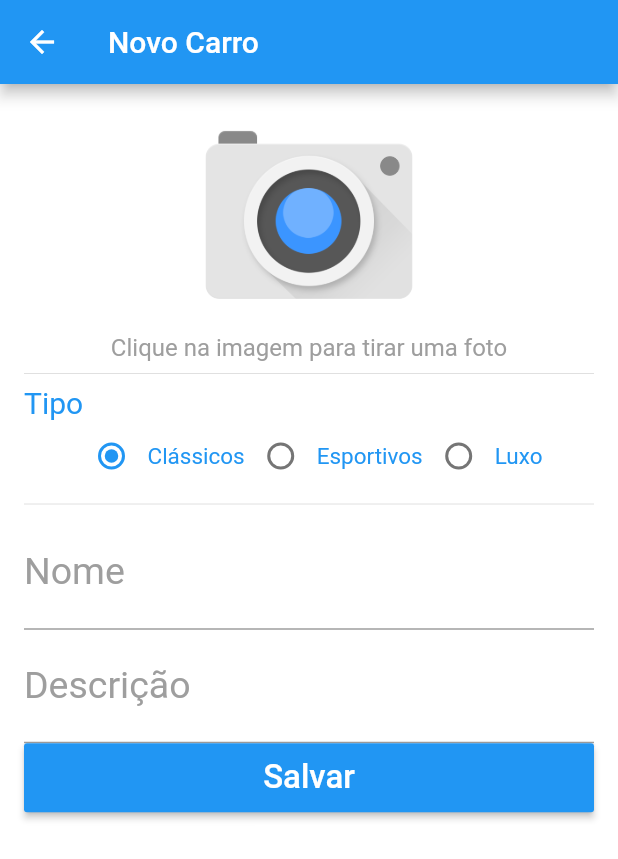
After one commit to MarcosLorencini/flutter-carros, a Flutter app: the CarroFormPage screen opened directly, on a phone screen of 412 x 824 dp. The commit adds this screen. Shown: the top 859 px of the screen. Run offline on Flutter 3.47's test engine with Material 2 defaults, Android fonts, the phone set to English and light mode, and no system bars; our stand-ins replace cached_network_image, connectivity, shared_preferences, sqflite; accounts and stored records are empty.

Commit message:
carros flutter

```diff
--- a/lib/pages/carros/carro_dao.dart
+++ b/lib/pages/carros/carro_dao.dart
@@ -15,12 +15,6 @@ class CarroDAO extends BaseDAO<Carro>{
   }
 
   Future<List<Carro>> findAllByTipo(String tipo) async {
-    final dbClient = await db;
-
-    final list = await dbClient.rawQuery('select * from carro where tipo =? ',[tipo]);
-
-    return list.map<Carro>((json) => fromMap(json)).toList();
-
-
+    return query('select * from carro where tipo =? ',[tipo]);
   }
 }
--- /dev/null
+++ b/lib/pages/carros/carro_form_page.dart
@@ -0,0 +1,231 @@
+import 'package:cached_network_image/cached_network_image.dart';
+import 'package:carros/pages/api_response.dart';
+import 'package:carros/pages/carros/carro.dart';
+import 'package:carros/pages/carros/carros_api.dart';
+import 'package:carros/utils/alert.dart';
+import 'package:carros/utils/nav.dart';
+import 'package:carros/widgets/app_button.dart';
+import 'package:carros/widgets/app_text.dart';
+import 'package:flutter/cupertino.dart';
+import 'package:flutter/material.dart';
+
+class CarroFormPage extends StatefulWidget {
+  final Carro carro;
+
+  CarroFormPage({this.carro});//entre chaves é opcional, pois da home page vem vazio pq vai add um carro. Do carro_page.dart vem preenchido pois vai editar um carro
+
+  @override
+  State<StatefulWidget> createState() => _CarroFormPageState();
+}
+
+class _CarroFormPageState extends State<CarroFormPage> {
+  final GlobalKey<FormState> _formKey = GlobalKey<FormState>();
+
+  final tNome = TextEditingController();
+  final tDesc = TextEditingController();
+  final tTipo = TextEditingController();
+
+  int _radioIndex = 0;
+
+  var _showProgress = false;
+
+  Carro get carro => widget.carro;
+
+  // Add validate email function.
+  String _validateNome(String value) {
+    if (value.isEmpty) {
+      return 'Informe o nome do carro.';
+    }
+
+    return null;
+  }
+
+  @override
+  void initState() { //inicia os dados da tela ou logica de inicialização da tela
+    super.initState();
+
+    // Copia os dados do carro para o form
+    if (carro != null) {
+      tNome.text = carro.nome;
+      tDesc.text = carro.descricao;
+      _radioIndex = getTipoInt(carro);//seta o radio button correspondente ao tipo de carro
+    }
+  }
+
+  @override
+  Widget build(BuildContext context) {
+    return Scaffold(
+      appBar: AppBar(
+        title: Text(
+          carro != null ? carro.nome : "Novo Carro", //se for cadastrar um novo carro mostra Novo Carro
+        ),
+      ),
+      body: Container(
+        padding: EdgeInsets.all(16),// padding ao redor do fom 16 é pradrão
+        child: _form(),
+      ),
+    );
+  }
+
+  _form() {
+    return Form(
+      key: this._formKey,//serve para validar os campos do form quando clicar em salvar
+      child: ListView(//faz um scroll na tela se nescessario
+        children: <Widget>[
+          _headerFoto(),
+          Text(
+            "Clique na imagem para tirar uma foto",
+            textAlign: TextAlign.center,
+            style: TextStyle(
+              fontSize: 16,
+              color: Colors.grey,
+            ),
+          ),
+          Divider(),
+          Text(
+            "Tipo",
+            style: TextStyle(
+              color: Colors.blue,
+              fontSize: 20,
+            ),
+          ),
+          _radioTipo(),
+          Divider(),
+          AppText(
+            "Nome",
+            "",
+            contoller: tNome,
+            keyboardType: TextInputType.text,
+            validator: _validateNome,
+          ),
+          AppText(
+            "Descrição",
+            "",
+            contoller: tDesc,
+            keyboardType: TextInputType.text,
+            validator: _validateNome,
+          ),
+          AppButton(
+            "Salvar",
+            onPressed: _onClickSalvar,
+            showProgress: _showProgress,//mostra a animação ou não
+          )
+        ],
+      ),
+    );
+  }
+
+  _headerFoto() {
+    return carro != null
+        ? CachedNetworkImage(
+      imageUrl: carro.urlFoto,
+    )
+        : Image.asset(
+      "assets/images/camera.png",
+      height: 150,
+    );
+  }
+
+  _radioTipo() {
+    return Row(//fica um widget ao lado do outro
+      mainAxisAlignment: MainAxisAlignment.center,//os radios ficam no centro não precisa usar o widget Center
+      children: <Widget>[
+        Radio(
+          value: 0,
+          groupValue: _radioIndex,//sempre que esta variável for igual ao  value: 0 fica selecionado
+          onChanged: _onClickTipo,
+        ),
+        Text(
+          "Clássicos",
+          style: TextStyle(color: Colors.blue, fontSize: 15),
+        ),
+        Radio(
+          value: 1,
+          groupValue: _radioIndex,
+          onChanged: _onClickTipo,
+        ),
+        Text(
+          "Esportivos",
+          style: TextStyle(color: Colors.blue, fontSize: 15),
+        ),
+        Radio(
+          value: 2,
+          groupValue: _radioIndex,
+          onChanged: _onClickTipo,
+        ),
+        Text(
+          "Luxo",
+          style: TextStyle(color: Colors.blue, fontSize: 15),
+        ),
+      ],
+    );
+  }
+
+  void _onClickTipo(int value) {//aqui pode chegar o valor 0 ou 1 ou 2
+    setState(() {//redezenha a tela como o radio button setado que foi escolhido
+      _radioIndex = value;
+    });
+  }
+
+  getTipoInt(Carro carro) {
+    switch (carro.tipo) {
+      case "classicos":
+        return 0;
+      case "esportivos":
+        return 1;
+      default:
+        return 2;
+    }
+  }
+
+  String _getTipo() {
+    switch (_radioIndex) {
+      case 0:
+        return "classicos";
+      case 1:
+        return "esportivos";
+      default:
+        return "luxo";
+    }
+  }
+
+  _onClickSalvar() async {
+    if (!_formKey.currentState.validate()) {//quando clicar em salvar vai chamar todos os validators do form
+      return;
+    }
+
+    // Cria o carro
+    var c = carro ?? Carro();//se carro for dif de null pega o carro ao contrario cria um novo carro
+    c.nome = tNome.text;
+    c.descricao = tDesc.text;
+    c.tipo = _getTipo();
+
+    print("Carro: $c");
+
+
+
+    setState(() {//redezenha a tela e motra a circle no botão
+      _showProgress = true;
+    });
+
+    print("Salvar o carro $c");
+
+    ApiResponse<bool> response = await CarrosApi.save(c);
+  //so quem for adm pode salvar um carro
+    if(response.ok) {
+      alert(context, "Carro salvo com sucesso", callback: (){// callback: () chama a funcao de callback
+        pop(context);//retona para a tela anterior após salvar o carro
+      });
+    } else {
+      alert(context, response.msg);
+    }
+
+    await Future.delayed(Duration(seconds: 3));
+
+    setState(() {//redezenha a tela e para de mostrar o circle no botão
+      _showProgress = false;
+    });
+
+    print("Fim.");
+  }
+}
--- a/lib/pages/carros/carro_page.dart
+++ b/lib/pages/carros/carro_page.dart
@@ -1,9 +1,15 @@
 import 'package:cached_network_image/cached_network_image.dart';
+import 'package:carros/pages/api_response.dart';
 import 'package:carros/pages/carros/carro.dart';
+import 'package:carros/pages/carros/carro_form_page.dart';
 import 'package:carros/pages/carros/loripsum_api.dart';
 import 'package:carros/pages/favoritos/favorito_service.dart';
+import 'package:carros/utils/alert.dart';
+import 'package:carros/utils/nav.dart';
 import 'package:carros/widgets/text.dart';
 import 'package:flutter/material.dart';
+
+import 'carros_api.dart';
 
 class CarroPage extends StatefulWidget {
 
@@ -18,11 +24,18 @@ class CarroPage extends StatefulWidget {
 class _CarroPageState extends State<CarroPage> {
   final _loripsumApiBloc = LoripsumBloc();
 
+  Color color = Colors.grey;
+
   Carro get carro => widget.carro;
 
   @override
-  void initState() {
+  void initState() {//carrega os dados da tela
     super.initState();
+    FavoritoService.isFavorito(carro).then((bool favorito) {//retorna se esta favoritado
+      setState(() {//redezenha a tela e pinta o coração de vermelho ou não
+        color = favorito ? Colors.red : Colors.grey;
+      });
+    });
     _loripsumApiBloc.fetch();
   }
 
@@ -71,7 +84,7 @@ class _CarroPageState extends State<CarroPage> {
         child: ListView(
           children: <Widget>[
             CachedNetworkImage(//ele cria um aquivo de cache na mesma pasta do bd carros de cache das imagens na prox vez é mais rápido
-                imageUrl:widget.carro.urlFoto),
+                imageUrl:widget.carro.urlFoto ?? "http://www.livroandroid.com.br/livro/carros/luxo/Mercedes_McLaren.png"),
             _bloco1(),
             Divider(),//cria a linha horizontal
             _bloco2(),
@@ -94,11 +107,17 @@ class _CarroPageState extends State<CarroPage> {
               Row(//2 linha(icones) o favorito e o shared (para o o favorito e o shared  ficaem um ao lado do outro )
                 children: <Widget>[
                   IconButton(
-                    icon: Icon(Icons.favorite, color: Colors.red, size: 40,),
+                    icon: Icon(
+                      Icons.favorite,
+                      color: color,
+                      size: 40,
+                    ),
                     onPressed: _onClickFavorito,
                   ),
                   IconButton(
-                    icon: Icon(Icons.share, size: 40,),
+                    icon: Icon(
+                      Icons.share,
+                      size: 40,),
                     onPressed: _onClickShare,
                   ),
 
@@ -136,10 +155,10 @@ class _CarroPageState extends State<CarroPage> {
   _onClickPopupMenu(String value) {
     switch (value) {
       case "Editar":
-        print("Editar !!!");
+        push(context, CarroFormPage(carro: carro));//form que edita o carro
         break;
       case "Deletar":
-        print("Deletar !!!");
+       deletar();
         break;
       case "Share":
         print("Share !!!");
@@ -147,16 +166,33 @@ class _CarroPageState extends State<CarroPage> {
     }
   }
 
-  void _onClickFavorito() {
-    FavoritoService.favoritar(carro);
-
+  void _onClickFavorito() async {
+    bool favorito = await FavoritoService.favoritar(carro);
+    setState(() {//redezenha a tela
+      color = favorito ? Colors.red : Colors.grey;//se o carro for favoritado deixa o coração vermelho quando for desfavoritado deixa o coração cinza
+    });
   }
 
   void _onClickShare() {
+  }
+
+  Future<void> deletar() async {
+    ApiResponse<bool> response = await CarrosApi.delete(carro);
+
+    if(response.ok) {
+      alert(context, "Carro deletado com sucesso", callback: (){// callback: () chama a funcao de callback
+        pop(context);//retona para a tela anterior após deletar o carro
+      });
+    } else {
+      alert(context, response.msg);
+    }
+
   }
 
   void dispose() {
     super.dispose();
     _loripsumApiBloc.dispose();
   }
+
+
 }
--- a/lib/pages/favoritos/favorito_service.dart
+++ b/lib/pages/favoritos/favorito_service.dart
@@ -1,15 +1,38 @@
 import 'package:carros/pages/carros/carro.dart';
+import 'package:carros/pages/carros/carro_dao.dart';
 import 'package:carros/pages/favoritos/favorito.dart';
 import 'package:carros/pages/favoritos/favorito_dao.dart';
 
 class FavoritoService {
 
-  static favoritar(Carro c) {
+  static Future<bool> favoritar(Carro c) async {
 
     Favorito f = Favorito.fromCarro(c);//copia id e nome do carro para id e nome favorito
 
     final dao = FavoritoDAO();
 
-    dao.save(f);
+    final exists  = await dao.exists(c.id);
+      print(">>>>exists $exists");
+    if(exists){
+      //Remove dos favoritos
+      dao.delete(c.id);
+      return false;//volta o coracao para cinza
+    } else {
+      //Adiciona nos favoritos
+      dao.save(f);
+      return true;// deixa o coracao vermelho
+    }
+  }
+
+  static Future<List<Carro>> getCarros() async {
+    List<Carro> carros = await CarroDAO().query("SELECT * FROM carro c, favorito f WHERE c.id = f.id");
+    return carros;
+  }
+
+  //verifica se o carro está favorito para deixa o coração vermelho ou não quando entrar nos detalhes do carro
+  static Future<bool> isFavorito(Carro c) async {
+    final dao = FavoritoDAO();
+    bool exists  = await dao.exists(c.id);
+    return exists;
   }
 }
--- /dev/null
+++ b/lib/pages/favoritos/favoritos_bloc.dart
@@ -0,0 +1,33 @@
+import 'package:carros/pages/carros/carro.dart';
+import 'package:carros/pages/carros/carros_api.dart';
+import 'package:carros/pages/carros/simple_bloc.dart';
+import 'package:carros/pages/carros/carro_dao.dart';
+import 'package:carros/pages/favoritos/favorito_service.dart';
+import 'package:carros/utils/network.dart';
+
+
+//o bloc contem a logica
+class FavoritosBloc extends SimpleBloc<List<Carro>> {
+
+  Future<List<Carro>> fetch() async {
+    try {
+
+      List<Carro> carros = await FavoritoService.getCarros();//pega os carros favoritados da API
+/*
+      if(carros.isNotEmpty) {
+        final dao = CarroDAO();
+        carros.forEach(dao.save); //pega os carros favoritados da API e salva no sqlfite
+      }*/
+
+      add(carros); //publica na lista de carros favoritados na stream
+
+      return carros;//retorna a lista de carros favoritados para o RefreshIndicator na classe favoritos_page.dart
+
+    }catch (e) {
+      addError(e);//precisa tratar para cair no StreamBuilder do favoritos_page.dart
+    }
+
+  }
+
+
+}
--- a/lib/utils/alert.dart
+++ b/lib/utils/alert.dart
@@ -1,8 +1,9 @@
 
 
+import 'package:carros/utils/nav.dart';
 import 'package:flutter/material.dart';
 
-alert(BuildContext context, String msg) {
+alert(BuildContext context, String msg, {Function callback}) {
   showDialog(context: context,
       barrierDismissible: false, //ao clicar fora do dialog não fecha o dialog
       builder: (context){
@@ -16,6 +17,9 @@ alert(BuildContext context, String msg) {
                 child: Text("OK"),
                 onPressed: () {
                   Navigator.pop(context); //fecha o alert
+                  if(callback != null) {//chama a tela anterior apos salvar um carro
+                    callback();
+                  }
                },
               )
             ],
--- a/lib/utils/nav.dart
+++ b/lib/utils/nav.dart
@@ -14,3 +14,7 @@ Future push(BuildContext context, Widget page, {bool replace = false}) {
     return page;
   }));
 }
+//encapsula a chamada no Navigator.pop
+bool pop<T extends Object>(BuildContext context, [T result] ) {
+  return Navigator.pop(context);
+}
--- a/lib/widgets/app_text.dart
+++ b/lib/widgets/app_text.dart
@@ -46,9 +46,9 @@ class AppText extends StatelessWidget {
           color: Colors.blue
       ),
       decoration: InputDecoration(
-        border: OutlineInputBorder(//borda dos campos
+        /*  border: OutlineInputBorder(//borda dos campos
           borderRadius: BorderRadius.circular(16)
-        ),
+        ),*/
           labelText: label,
           labelStyle: TextStyle(fontSize: 25, color: Colors.grey),
           hintText: hint,
--- a/pubspec.yaml
+++ b/pubspec.yaml
@@ -56,6 +56,7 @@ flutter:
   # To add assets to your application, add an assets section, like this:
   assets:
      - assets/
+     - assets/images/
      - assets/sql/
   #  - images/a_dot_burr.jpeg
   #  - images/a_dot_ham.jpeg
```
Also changed, not shown: lib/pages/carros/carro.dart (+8 -2 lines), lib/pages/carros/carros_api.dart (+73 -10 lines), lib/pages/carros/home_page.dart (+21 -2 lines), lib/pages/favoritos/favoritos_page.dart (added, +71 -0 lines), lib/utils/http_helper.dart (added, +36 -0 lines), lib/utils/sql/base_dao.dart (+10 -11 lines), assets/images/camera.png (added).
